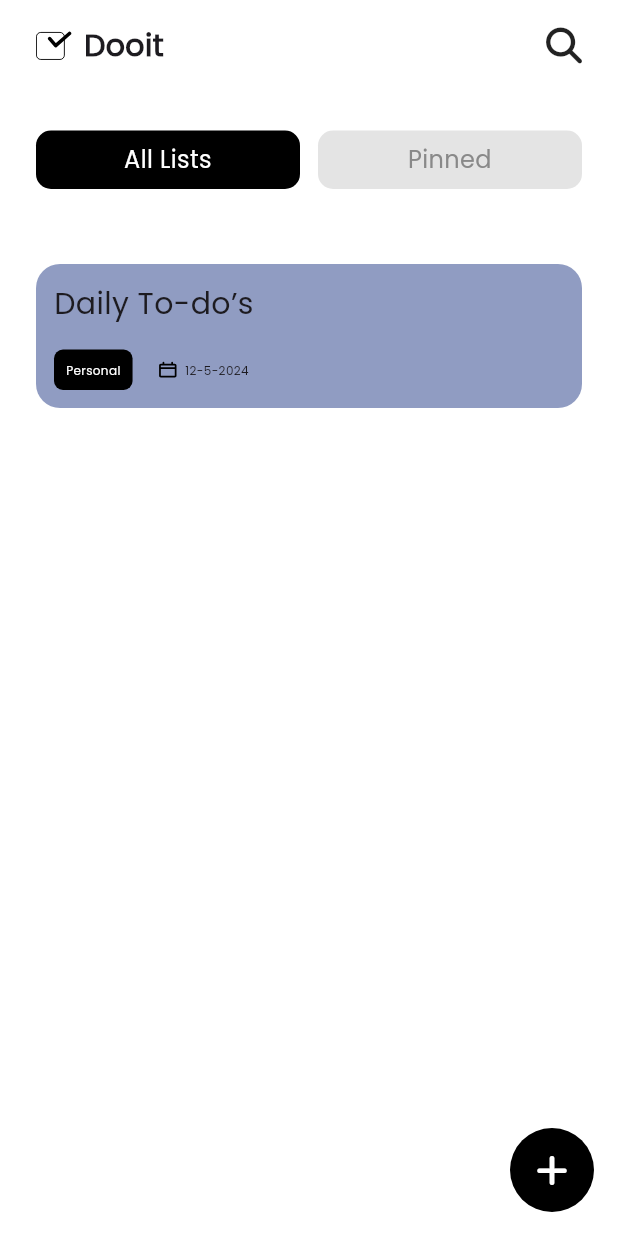
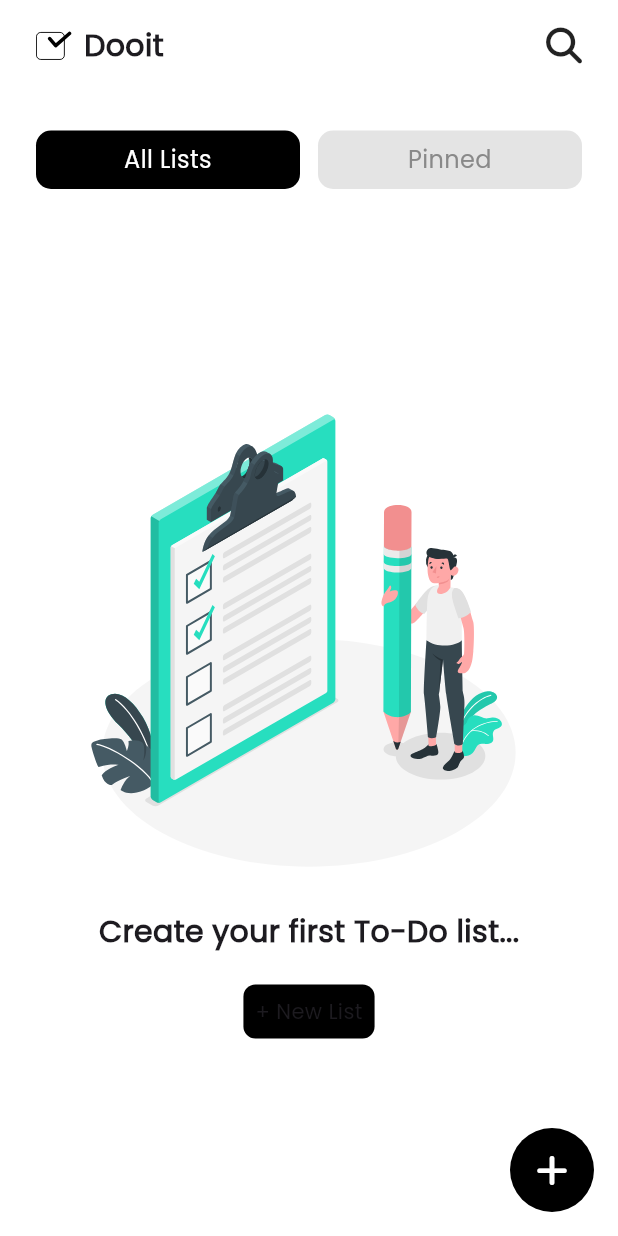
Before and after one commit to mahmoudmohamed17/dooit, a Flutter app: the screen it shows after launch, after a tap on "Continue", on a phone screen of 412 x 824 dp. Run offline on Flutter 3.47's test engine with Material 3 defaults, Android fonts, the phone set to English and light mode, and no system bars; our stand-ins replace another_flushbar, bloc, drift, drift_flutter, flutter_bloc, flutter_svg and 2 more; accounts and stored records are empty; generated files the repository leaves out were written again.

Commit message:
provide the cubit to home screen

```diff
--- a/lib/core/widgets/custom_button.dart
+++ b/lib/core/widgets/custom_button.dart
@@ -1,5 +1,4 @@
 import 'package:flutter/material.dart';
-import 'package:to_do_list_app/constants.dart';
 import 'package:to_do_list_app/core/utils/app_colors.dart';
 import 'package:to_do_list_app/core/utils/app_styles.dart';
 
@@ -12,14 +11,13 @@ class CustomButton extends StatelessWidget {
     return ElevatedButton(
         onPressed: onPressed,
         style: ElevatedButton.styleFrom(
-            backgroundColor: AppColors.primaryColor,
-            elevation: 0,
-            shadowColor: Colors.transparent,
-            shape: RoundedRectangleBorder(
-                borderRadius: BorderRadius.circular(customButtonRadius))),
+          backgroundColor: AppColors.secondaryColor,
+          elevation: 0,
+          shadowColor: Colors.transparent,
+        ),
         child: Text(
           label,
-          style: AppStyles.medium16.copyWith(color: AppColors.secondaryColor),
+          style: AppStyles.medium16.copyWith(color: AppColors.primaryColor),
         ));
   }
 }
--- a/lib/features/home/presentation/home_cubit/home_cubit.dart
+++ b/lib/features/home/presentation/home_cubit/home_cubit.dart
@@ -12,6 +12,7 @@ class HomeCubit extends Cubit<HomeState> {
       {required String title,
       required String date,
       required String label}) async {
+    emit(HomeLoading());
     var category =
         await database.addCategory(title: title, label: label, date: date);
     fetchCategoriesWithTask();
@@ -19,6 +20,7 @@ class HomeCubit extends Cubit<HomeState> {
   }
 
   Future<void> deleteCategory({required int categoryId}) async {
+    emit(HomeLoading());
     await database.deleteCategory(categoryId: categoryId);
     fetchCategoriesWithTask();
   }
@@ -46,6 +48,7 @@ class HomeCubit extends Cubit<HomeState> {
   }
 
   Future<void> fetchCategoriesWithTask() async {
+    emit(HomeLoading());
     categoriesWithTasks = await database.getCategoriesWithTasks();
     emitHomeState();
   }
--- a/lib/features/home/presentation/widgets/all_lists_view_body.dart
+++ b/lib/features/home/presentation/widgets/all_lists_view_body.dart
@@ -1,4 +1,7 @@
 import 'package:flutter/material.dart';
+import 'package:flutter_bloc/flutter_bloc.dart';
+import 'package:to_do_list_app/features/home/presentation/home_cubit/home_cubit.dart';
+import 'package:to_do_list_app/features/home/presentation/widgets/empty_all_lists_body.dart';
 import 'package:to_do_list_app/features/home/presentation/widgets/filled_list_body.dart';
 
 class AllListsViewBody extends StatelessWidget {
@@ -6,6 +9,18 @@ class AllListsViewBody extends StatelessWidget {
 
   @override
   Widget build(BuildContext context) {
-    return Expanded(child: FilledListBody());
+    return BlocBuilder<HomeCubit, HomeState>(
+      builder: (context, state) {
+        if (state is HomeInitial) {
+          return const EmptyAllListsBody();
+        } else if (state is HomeFilled) {
+          return  Expanded(child: FilledListBody(list: state.categoriesWithTasks,));
+        } else {
+          return const Center(
+            child: CircularProgressIndicator(),
+          );
+        }
+      },
+    );
   }
 }
--- a/lib/features/home/presentation/widgets/category_item.dart
+++ b/lib/features/home/presentation/widgets/category_item.dart
@@ -2,13 +2,15 @@ import 'package:flutter/material.dart';
 import 'package:to_do_list_app/constants.dart';
 import 'package:to_do_list_app/core/extensions/context_extension.dart';
 import 'package:to_do_list_app/core/extensions/navigation_context.dart';
+import 'package:to_do_list_app/core/models/category_with_tasks.dart';
 import 'package:to_do_list_app/core/utils/app_colors.dart';
 import 'package:to_do_list_app/core/utils/app_styles.dart';
 import 'package:to_do_list_app/features/category_details/presentation/views/category_details_view.dart';
 import 'package:to_do_list_app/features/home/presentation/widgets/date_widget.dart';
 
 class CategoryItem extends StatelessWidget {
-  const CategoryItem({super.key});
+  const CategoryItem({super.key, required this.categoryWithTasks});
+  final CategoryWithTasks categoryWithTasks;
 
   @override
   Widget build(BuildContext context) {
@@ -28,8 +30,8 @@ class CategoryItem extends StatelessWidget {
           children: [
             SizedBox(
               width: context.width * 0.77,
-              child: const Text(
-                'Daily To-do’s',
+              child: Text(
+                categoryWithTasks.category.title,
                 maxLines: 1,
                 overflow: TextOverflow.ellipsis,
                 style: AppStyles.medium20,
@@ -45,12 +47,14 @@ class CategoryItem extends StatelessWidget {
                   ),
                   padding: const EdgeInsets.all(8),
                   child: Text(
-                    'Personal',
+                    categoryWithTasks.category.label,
                     style: AppStyles.medium8
                         .copyWith(color: AppColors.secondaryColor),
                   ),
                 ),
-                const DateWidget(),
+                DateWidget(
+                  date: categoryWithTasks.category.date,
+                ),
               ],
             )
           ],
--- a/lib/features/home/presentation/widgets/date_widget.dart
+++ b/lib/features/home/presentation/widgets/date_widget.dart
@@ -4,8 +4,8 @@ import 'package:to_do_list_app/core/utils/app_styles.dart';
 import 'package:to_do_list_app/core/utils/assets.dart';
 
 class DateWidget extends StatelessWidget {
-  const DateWidget({super.key});
-
+  const DateWidget({super.key, required this.date});
+  final String date;
   @override
   Widget build(BuildContext context) {
     return Row(
@@ -16,8 +16,8 @@ class DateWidget extends StatelessWidget {
           height: 15,
           width: 15,
         ),
-        const Text(
-          '12-5-2024',
+        Text(
+          date,
           style: AppStyles.regular8,
         )
       ],
--- a/lib/features/home/presentation/widgets/empty_all_lists_body.dart
+++ b/lib/features/home/presentation/widgets/empty_all_lists_body.dart
@@ -1,9 +1,11 @@
 import 'package:flutter/material.dart';
 import 'package:flutter_svg/flutter_svg.dart';
+import 'package:to_do_list_app/constants.dart';
 import 'package:to_do_list_app/core/extensions/context_extension.dart';
+import 'package:to_do_list_app/core/utils/app_colors.dart';
 import 'package:to_do_list_app/core/utils/app_styles.dart';
 import 'package:to_do_list_app/core/utils/assets.dart';
-import 'package:to_do_list_app/core/widgets/custom_button.dart';
+import 'package:to_do_list_app/core/utils/custom_buttom_sheet.dart';
 
 class EmptyAllListsBody extends StatelessWidget {
   const EmptyAllListsBody({super.key});
@@ -19,9 +21,21 @@ class EmptyAllListsBody extends StatelessWidget {
           'Create your first To-Do list...',
           style: AppStyles.semibold20,
         ),
-        CustomButton(
-          label: '+ New List',
-          onPressed: () {},
+        GestureDetector(
+          onTap: () {
+            customButtomSheet(context);
+          },
+          child: Container(
+            decoration: BoxDecoration(
+              color: AppColors.primaryColor,
+              borderRadius: BorderRadius.circular(customButtonRadius),
+            ),
+            padding: const EdgeInsets.all(8),
+            child: const Text(
+              '+ New List',
+              style: AppStyles.medium14,
+            ),
+          ),
         ),
       ],
     );
--- a/lib/features/home/presentation/widgets/filled_list_body.dart
+++ b/lib/features/home/presentation/widgets/filled_list_body.dart
@@ -1,17 +1,20 @@
 import 'package:flutter/material.dart';
-import 'package:to_do_list_app/core/utils/spaces.dart';
+import 'package:to_do_list_app/core/models/category_with_tasks.dart';
 import 'package:to_do_list_app/features/home/presentation/widgets/category_item.dart';
 
 class FilledListBody extends StatelessWidget {
-  const FilledListBody({super.key});
+  const FilledListBody({super.key, required this.list});
+  final List<CategoryWithTasks> list;
 
   @override
   Widget build(BuildContext context) {
-    return ListView(
-      children: [
-        verticalSpace(50),
-        CategoryItem(),
-      ],
+    return ListView.builder(
+      itemCount: list.length,
+      itemBuilder: (context, index) {
+        return CategoryItem(
+          categoryWithTasks: list[index],
+        );
+      },
     );
   }
 }
```
Also changed, not shown: lib/core/utils/custom_buttom_sheet.dart (added, +7 -0 lines).
